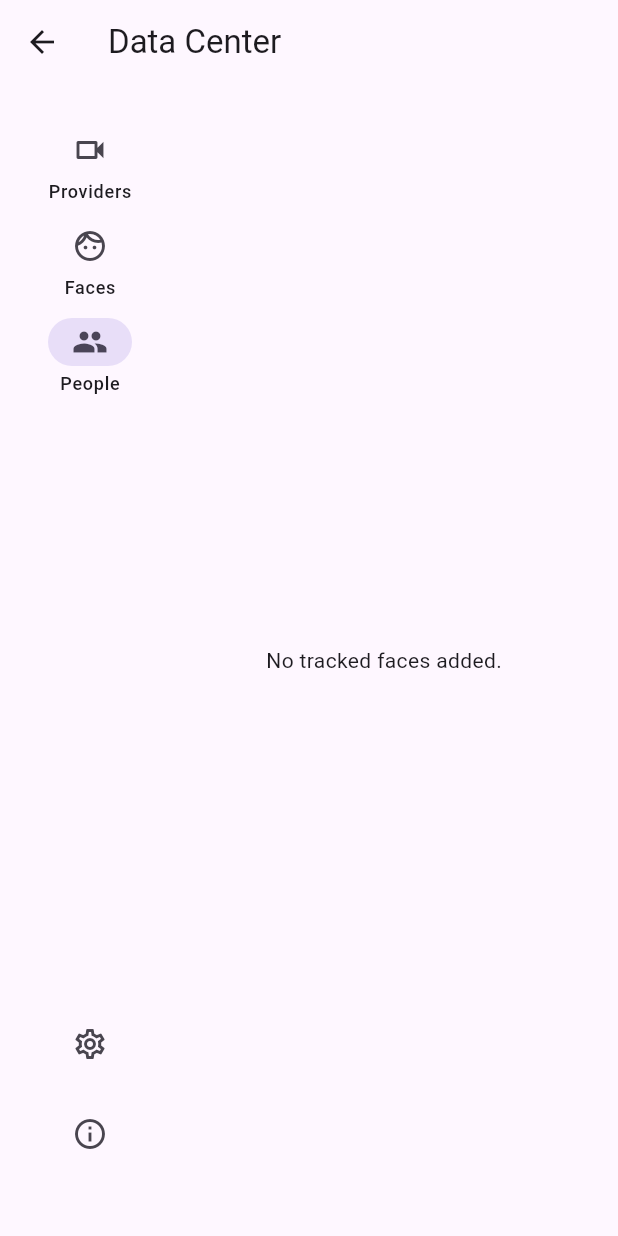
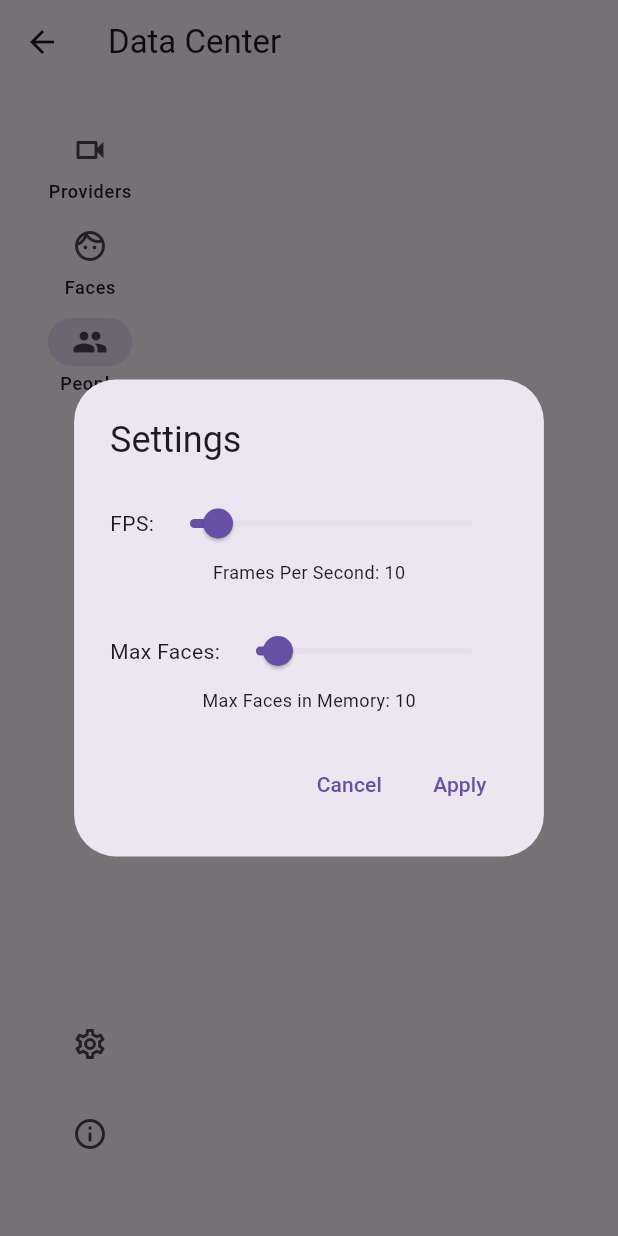
Before and after one commit to abdelaziz-mahdy/automated_attendance, a Flutter app: the DataCenterView screen opened by its route, after a tap on "Faces", after a tap on "People", after a tap on the "settings" icon, on a phone screen of 412 x 824 dp. Run offline on Flutter 3.47's test engine with Material 3 defaults, Android fonts, the phone set to English and light mode, and no system bars; our stand-ins replace camera, permission_handler, shared_preferences, shimmer; missing offline and left inert: bonsoir, network_info_plus, opencv_dart; accounts and stored records are empty; statements that could not run were skipped.

Commit message:
Add shared_preferences dependency and initialize default values for FPS and max faces

```diff
--- a/lib/main.dart
+++ b/lib/main.dart
@@ -12,10 +12,12 @@ import 'package:flutter/services.dart';
 import 'package:logging/logging.dart';
 import 'package:path_provider/path_provider.dart';
 import 'package:provider/provider.dart';
+import 'package:shared_preferences/shared_preferences.dart';
 
 Future<void> main() async {
   WidgetsFlutterBinding.ensureInitialized();
   await initializeServices();
+  await initializeSharedPreferences(); // Initialize SharedPreferences
   Logger.root.level = Level.ALL;
   Logger.root.onRecord.listen((record) {
     print('${record.level.name}: ${record.time}: ${record.message}');
@@ -43,10 +45,26 @@ Future<void> initializeServices() async {
       await _copyAssetFileToTmp("assets/face_detection_yunet_2023mar.onnx");
   final faceFeaturesExtractionModelPath =
       await _copyAssetFileToTmp("assets/face_recognition_sface_2021dec.onnx");
+
   // Initialize services
   faceExtractionService.initialize(faceDetectionModelPath);
   faceFeaturesExtractionService.initialize(faceFeaturesExtractionModelPath);
   faceComparisonService.initialize(faceFeaturesExtractionModelPath);
+}
+
+// Initialize shared preferences with default values
+Future<void> initializeSharedPreferences() async {
+  SharedPreferences prefs = await SharedPreferences.getInstance();
+
+  // Set default FPS if not already set
+  if (!prefs.containsKey('fps')) {
+    await prefs.setInt('fps', 10); // Default FPS
+  }
+
+  // Set default max faces if not already set
+  if (!prefs.containsKey('maxFaces')) {
+    await prefs.setInt('maxFaces', 10); // Default max faces
+  }
 }
 
 class MyApp extends StatelessWidget {
--- a/lib/services/camera_manager.dart
+++ b/lib/services/camera_manager.dart
@@ -9,8 +9,9 @@ import 'package:automated_attendance/services/face_features_extraction_service.d
 import 'package:automated_attendance/services/face_processing_service.dart';
 import 'package:flutter/foundation.dart';
 import 'package:opencv_dart/opencv_dart.dart';
+import 'package:shared_preferences/shared_preferences.dart';
+
 // lib/models/tracked_face.dart
-
 class TrackedFace {
   final String id;
   final List<double> features;
@@ -60,6 +61,33 @@ class CameraManager extends ChangeNotifier {
 
   bool _isListening = false;
 
+  // Settings variables
+  late SharedPreferences _prefs;
+  late int _fps;
+  late int _maxFaces;
+
+  CameraManager() {
+    _loadSettings();
+  }
+
+  // Load settings from SharedPreferences
+  Future<void> _loadSettings() async {
+    _prefs = await SharedPreferences.getInstance();
+    _fps = _prefs.getInt('fps') ?? 10; // Default FPS
+    _maxFaces = _prefs.getInt('maxFaces') ?? 10; // Default max faces
+    notifyListeners();
+  }
+
+  // Update settings and restart frame polling
+  Future<void> updateSettings(int fps, int maxFaces) async {
+    await _prefs.setInt('fps', fps);
+    await _prefs.setInt('maxFaces', maxFaces);
+    _fps = fps;
+    _maxFaces = maxFaces;
+    _restartFramePolling();
+    notifyListeners();
+  }
+
   Future<void> startListening() async {
     if (_isListening) return;
     _isListening = true;
@@ -73,13 +101,11 @@ class CameraManager extends ChangeNotifier {
     _isListening = false;
 
     await _discoveryService.stopDiscovery();
-
     // Cancel all provider timers
     for (var timer in _pollTimers.values) {
       timer.cancel();
     }
     _pollTimers.clear();
-
     // Close all active providers
     for (var provider in activeProviders.values) {
       await provider.closeCamera();
@@ -104,11 +130,15 @@ class CameraManager extends ChangeNotifier {
     if (!opened) return;
 
     activeProviders[address] = provider;
+    _startPollingForProvider(provider, address);
+    notifyListeners();
+  }
 
-    // Start a periodic timer for polling frames
-    const int fps = 10;
-    final pollInterval = Duration(milliseconds: (1000 / fps).round());
-    // print("Starting polling for $address at $fps FPS");
+  void _startPollingForProvider(ICameraProvider provider, String address) {
+    // Cancel any existing timer for this provider
+    _pollTimers[address]?.cancel();
+
+    final pollInterval = Duration(milliseconds: (1000 / _fps).round());
     _pollTimers[address] = Timer.periodic(pollInterval, (timer) {
       // If the provider is removed or manager is not listening, cancel the timer.
       if (!_isListening || !activeProviders.containsKey(address)) {
@@ -118,14 +148,21 @@ class CameraManager extends ChangeNotifier {
       }
       _pollFramesOnce(provider, address);
     });
+  }
 
-    notifyListeners();
+  // Restarts the frame polling with updated FPS value
+  void _restartFramePolling() {
+    for (final address in activeProviders.keys) {
+      final provider = activeProviders[address];
+      if (provider != null) {
+        _startPollingForProvider(provider, address);
+      }
+    }
   }
 
   Future<void> _onServiceRemoved(ServiceInfo serviceInfo) async {
     final address = serviceInfo.address;
     if (address == null) return;
-
     // Cancel the timer for this provider
     _pollTimers[address]?.cancel();
     _pollTimers.remove(address);
@@ -164,7 +201,6 @@ class CameraManager extends ChangeNotifier {
                 processedFrame.faces,
                 i,
               );
-
               // Compare extracted features with tracked faces
               _compareWithTrackedFaces(
                 features[i],
@@ -175,7 +211,7 @@ class CameraManager extends ChangeNotifier {
               /// Store the face thumbnail in the list.
               if (faceThumbnail != null) {
                 capturedFaces.insert(0, faceThumbnail);
-                if (capturedFaces.length > 10) {
+                if (capturedFaces.length > _maxFaces) {
                   capturedFaces.removeLast();
                 }
               }
@@ -250,7 +286,6 @@ class CameraManager extends ChangeNotifier {
     final y = faces.at<double>(faceIndex, 1).toInt();
     final w = faces.at<double>(faceIndex, 2).toInt();
     final h = faces.at<double>(faceIndex, 3).toInt();
-
     // Make sure bounding box is within image boundaries
     final safeW = (x + w) > image.width ? image.width - x : w;
     final safeH = (y + h) > image.height ? image.height - y : h;
@@ -261,7 +296,6 @@ class CameraManager extends ChangeNotifier {
 
     final faceRect = Rect(x, y, safeW, safeH);
     final faceMat = await image.regionAsync(faceRect);
-
     // Encode the cropped face to JPEG
     final (encSuccess, faceBytes) = await imencodeAsync(".jpg", faceMat);
     faceMat.dispose();
@@ -274,6 +308,7 @@ class CameraManager extends ChangeNotifier {
   }
 
   Uint8List? getLastFrame(String address) => _lastFrames[address];
+
   void updateTrackedFaceName(String faceId, String newName) {
     if (trackedFaces.containsKey(faceId)) {
       trackedFaces[faceId]!.setName(newName);
--- a/lib/views/data_center_view.dart
+++ b/lib/views/data_center_view.dart
@@ -4,6 +4,7 @@ import 'package:automated_attendance/widgets/provider_card.dart';
 import 'package:automated_attendance/widgets/recognized_person_list_tile.dart';
 import 'package:flutter/material.dart';
 import 'package:provider/provider.dart';
+import 'package:shared_preferences/shared_preferences.dart';
 
 class DataCenterView extends StatefulWidget {
   const DataCenterView({super.key});
@@ -15,7 +16,114 @@ class DataCenterView extends StatefulWidget {
 class _DataCenterViewState extends State<DataCenterView> {
   // Removed SingleTickerProviderStateMixin
   int _selectedIndex = 0; // Track selected index for NavigationRail
-  TrackedFace? _selectedPersonDetails; // For details panel
+
+  // Settings variables
+  int? _currentFps;
+  int? _currentMaxFaces;
+
+  @override
+  void initState() {
+    super.initState();
+    _loadSettings();
+  }
+
+  // Load settings from SharedPreferences
+  Future<void> _loadSettings() async {
+    SharedPreferences prefs = await SharedPreferences.getInstance();
+    setState(() {
+      _currentFps = prefs.getInt('fps') ?? 10;
+      _currentMaxFaces = prefs.getInt('maxFaces') ?? 10;
+    });
+  }
+
+  // Function to show the settings dialog
+  void _showSettingsDialog(BuildContext context) {
+    showDialog(
+      context: context,
+      builder: (context) {
+        return StatefulBuilder(
+          builder: (BuildContext context, StateSetter setState) {
+            return AlertDialog(
+              title: const Text("Settings"),
+              content: Column(
+                mainAxisSize: MainAxisSize.min,
+                children: [
+                  // FPS Slider
+                  Row(
+                    children: [
+                      const Text("FPS:"),
+                      Expanded(
+                        child: Slider(
+                          min: 1,
+                          max: 100,
+                          divisions: 99,
+                          value: _currentFps?.toDouble() ?? 10,
+                          label: _currentFps?.toString() ?? "10",
+                          onChanged: (value) {
+                            setState(() {
+                              _currentFps = value.round();
+                            });
+                          },
+                        ),
+                      ),
+                    ],
+                  ),
+                  Text(
+                    "Frames Per Second: $_currentFps",
+                    style: const TextStyle(fontSize: 12),
+                  ),
+                  const SizedBox(height: 20),
+
+                  // Max Faces Slider
+                  Row(
+                    children: [
+                      const Text("Max Faces:"),
+                      Expanded(
+                        child: Slider(
+                          min: 1,
+                          max: 100,
+                          divisions: 99,
+                          value: _currentMaxFaces?.toDouble() ?? 10,
+                          label: _currentMaxFaces?.toString() ?? "10",
+                          onChanged: (value) {
+                            setState(() {
+                              _currentMaxFaces = value.round();
+                            });
+                          },
+                        ),
+                      ),
+                    ],
+                  ),
+                  Text(
+                    "Max Faces in Memory: $_currentMaxFaces",
+                    style: const TextStyle(fontSize: 12),
+                  ),
+                ],
+              ),
+              actions: [
+                TextButton(
+                  onPressed: () {
+                    Navigator.of(context).pop(); // Close the dialog
+                  },
+                  child: const Text("Cancel"),
+                ),
+                TextButton(
+                  onPressed: () async {
+                    // Apply and save settings
+                    await Provider.of<CameraManager>(context, listen: false)
+                        .updateSettings(_currentFps!, _currentMaxFaces!);
+                    if (!mounted) return;
+                    Navigator.of(context).pop(); // Close the dialog
+                  },
+                  child: const Text("Apply"),
+                ),
+              ],
+            );
+          },
+        );
+      },
+    );
+  }
 
   @override
   Widget build(BuildContext context) {
@@ -34,8 +142,6 @@ class _DataCenterViewState extends State<DataCenterView> {
               onDestinationSelected: (index) {
                 setState(() {
                   _selectedIndex = index;
-                  _selectedPersonDetails =
-                      null; // Clear details panel on tab switch
                 });
               },
               labelType: NavigationRailLabelType.all, // Show all labels
@@ -69,7 +175,7 @@ class _DataCenterViewState extends State<DataCenterView> {
                         icon: const Icon(Icons.settings_outlined),
                         tooltip: 'Settings',
                         onPressed: () {
-                          // Handle settings action
+                          _showSettingsDialog(context); // Show settings dialog
                         },
                       ),
                     ),
@@ -88,7 +194,6 @@ class _DataCenterViewState extends State<DataCenterView> {
               ),
             ),
             const SizedBox(width: 20),
-
             // RIGHT SIDE: MAIN CONTENT AREA - Now directly using IndexedStack
             Expanded(
               child: Row(
@@ -101,17 +206,10 @@ class _DataCenterViewState extends State<DataCenterView> {
                       children: [
                         // Tab 1: Active Providers
                         ActiveProvidersGrid(),
-
                         // Tab 2: Captured Faces
                         CapturedFacesGrid(),
-
                         // Tab 3: Recognized People
-                        RecognizedPeopleList(onPersonSelected: (person) {
-                          setState(() {
-                            _selectedPersonDetails =
-                                person; // Update details panel
-                          });
-                        }),
+                        RecognizedPeopleList(onPersonSelected: null),
                       ],
                     ),
                   ),
@@ -225,7 +323,7 @@ class CapturedFacesGrid extends StatelessWidget {
 
 // --- Recognized People Tab ---
 class RecognizedPeopleList extends StatelessWidget {
-  final Function(TrackedFace) onPersonSelected; // Callback for selection
+  final Function(TrackedFace)? onPersonSelected; // Callback for selection
 
   const RecognizedPeopleList({super.key, required this.onPersonSelected});
 
@@ -255,7 +353,9 @@ class RecognizedPeopleList extends StatelessWidget {
 
             return RecognizedPersonListTile(
               trackedFace: trackedFace,
-              onTap: () => onPersonSelected(trackedFace),
+              onTap: onPersonSelected == null
+                  ? null
+                  : () => onPersonSelected!(trackedFace),
             );
           },
         );
--- a/lib/widgets/recognized_person_list_tile.dart
+++ b/lib/widgets/recognized_person_list_tile.dart
@@ -8,7 +8,7 @@ class RecognizedPersonListTile extends StatefulWidget {
   // Changed to StatefulWidget for editable name in ListTile
   final TrackedFace trackedFace;
 
-  final VoidCallback onTap;
+  final VoidCallback? onTap;
 
   const RecognizedPersonListTile(
       {super.key, required this.trackedFace, required this.onTap});
--- a/pubspec.yaml
+++ b/pubspec.yaml
@@ -42,6 +42,7 @@ dependencies:
   bonsoir: ^5.1.10
   camera: ^0.11.0+2
   shimmer: ^3.0.0
+  shared_preferences: ^2.2.2
 dev_dependencies:
   flutter_test:
     sdk: flutter
```
Also changed, not shown: lib/widgets/data_center_camera_preview.dart (deleted, +0 -70 lines), pubspec.lock, 2 other files.
